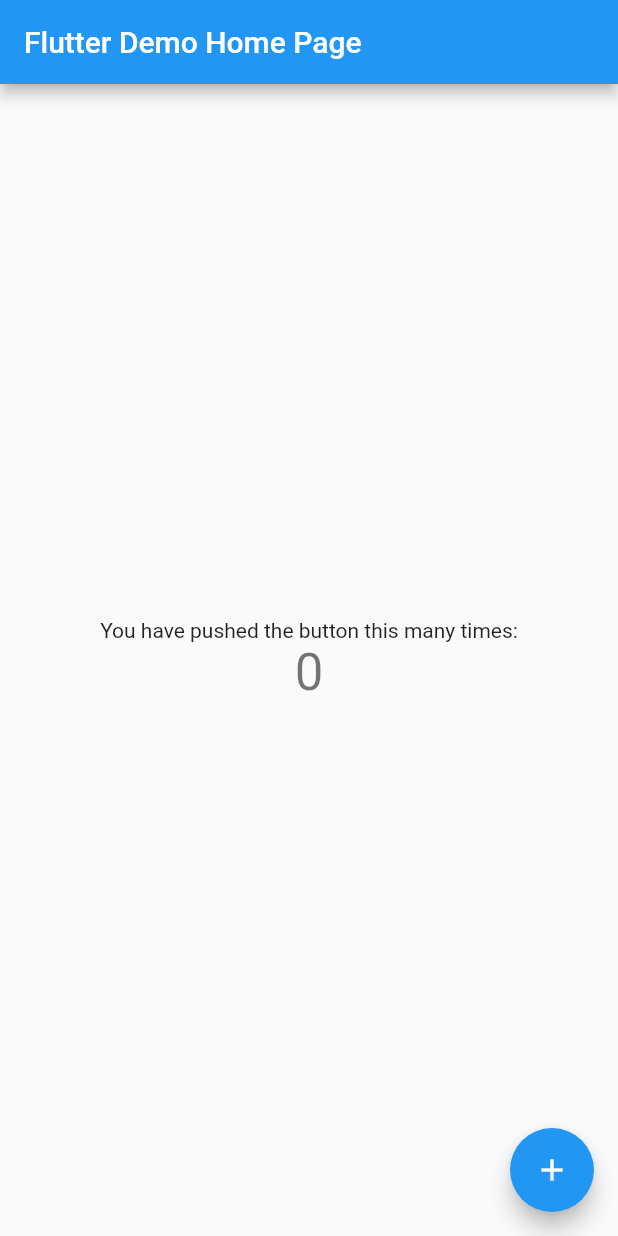
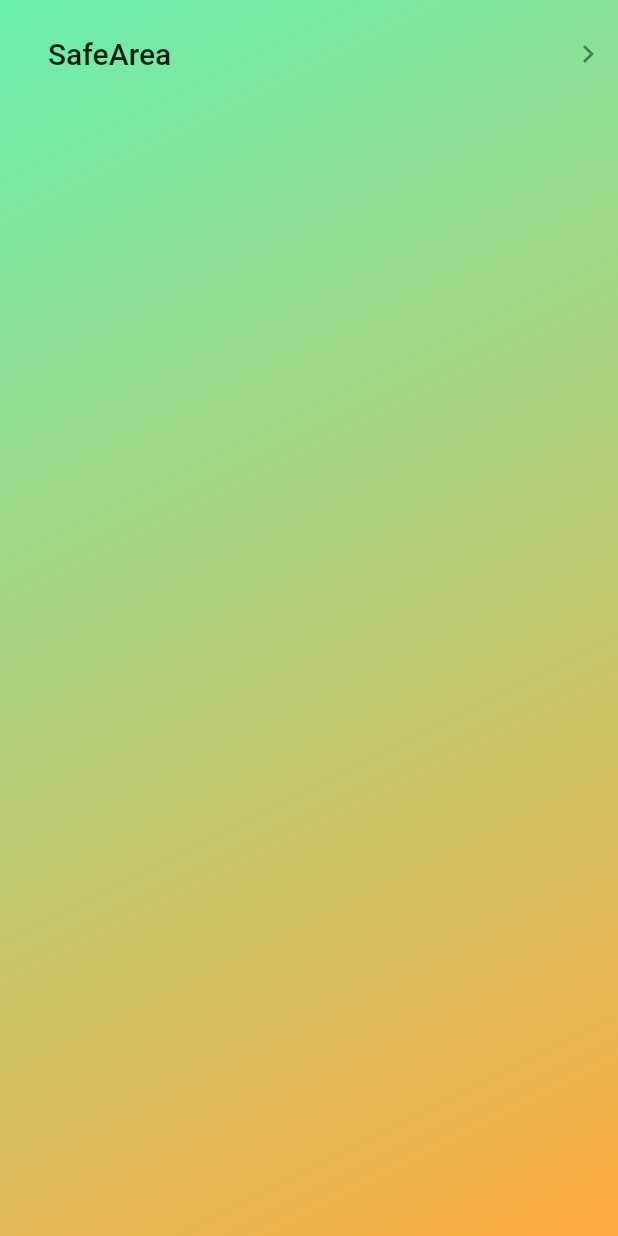
Before and after one commit to chartchuo/flutter-wow, a Flutter app: the screen it shows after launch, on a phone screen of 412 x 824 dp. Run offline on Flutter 3.47's test engine with Material 2 defaults, Android fonts, the light colour scheme and no system bars.

Commit message:
01 safe area

```diff
--- /dev/null
+++ b/lib/home_page.dart
@@ -0,0 +1,29 @@
+import 'package:flutter/material.dart';
+
+class HomePage extends StatelessWidget {
+  @override
+  Widget build(BuildContext context) {
+    return Scaffold(
+      body: Container(
+        decoration: BoxDecoration(
+            gradient: LinearGradient(
+                begin: Alignment.topLeft,
+                end: Alignment.bottomRight,
+                colors: [
+              Colors.greenAccent,
+              Colors.orangeAccent,
+            ])),
+        child: ListView(
+          children: <Widget>[
+            ListTile(
+              contentPadding: EdgeInsets.fromLTRB(32, 8, 8, 8),
+              title: Text('SafeArea', style: Theme.of(context).textTheme.title),
+              trailing: Icon(Icons.navigate_next),
+              onTap: () => Navigator.pushNamed(context, '/01_safe_area'),
+            ),
+          ],
+        ),
+      ),
+    );
+  }
+}
--- a/lib/main.dart
+++ b/lib/main.dart
@@ -1,4 +1,6 @@
 import 'package:flutter/material.dart';
+import 'package:wow/wow/index.dart';
+import 'home_page.dart';
 
 void main() => runApp(MyApp());
 
@@ -6,58 +8,13 @@
   @override
   Widget build(BuildContext context) {
     return MaterialApp(
-      title: 'Flutter Demo',
       theme: ThemeData(
-        primarySwatch: Colors.blue,
+        primarySwatch: Colors.green,
       ),
-      home: MyHomePage(title: 'Flutter Demo Home Page'),
+      routes: {
+        '/': (context) => HomePage(),
+        '/01_safe_area': (context) => SafeAreaSample(),
+      },
     );
   }
 }
-
-class MyHomePage extends StatefulWidget {
-  MyHomePage({Key key, this.title}) : super(key: key);
-
-  final String title;
-
-  @override
-  _MyHomePageState createState() => _MyHomePageState();
-}
-
-class _MyHomePageState extends State<MyHomePage> {
-  int _counter = 0;
-
-  void _incrementCounter() {
-    setState(() {
-      _counter++;
-    });
-  }
-
-  @override
-  Widget build(BuildContext context) {
-    return Scaffold(
-      appBar: AppBar(
-        title: Text(widget.title),
-      ),
-      body: Center(
-        child: Column(
-          mainAxisAlignment: MainAxisAlignment.center,
-          children: <Widget>[
-            Text(
-              'You have pushed the button this many times:',
-            ),
-            Text(
-              '$_counter',
-              style: Theme.of(context).textTheme.display1,
-            ),
-          ],
-        ),
-      ),
-      floatingActionButton: FloatingActionButton(
-        onPressed: _incrementCounter,
-        tooltip: 'Increment',
-        child: Icon(Icons.add),
-      ),
-    );
-  }
-}
--- /dev/null
+++ b/lib/wow/01_safe_area.dart
@@ -0,0 +1,10 @@
+import 'package:flutter/material.dart';
+
+class SafeAreaSample extends StatelessWidget {
+  @override
+  Widget build(BuildContext context) {
+    return Scaffold(
+      body: SafeArea(child: Text("Text")),
+    );
+  }
+}
--- /dev/null
+++ b/lib/wow/index.dart
@@ -0,0 +1 @@
+export '01_safe_area.dart';
```
